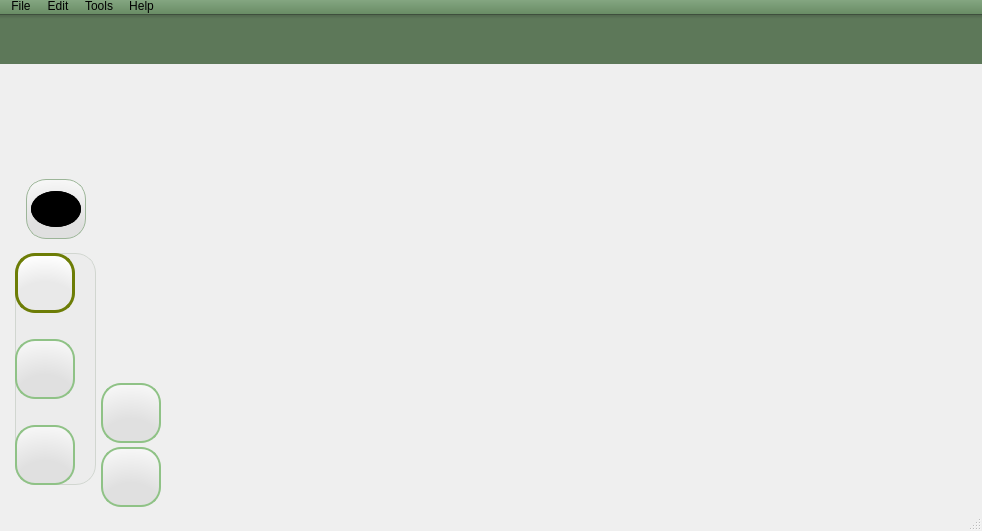
MaxMalts/Online_Board, file onlineboard.ui: the form before one commit.
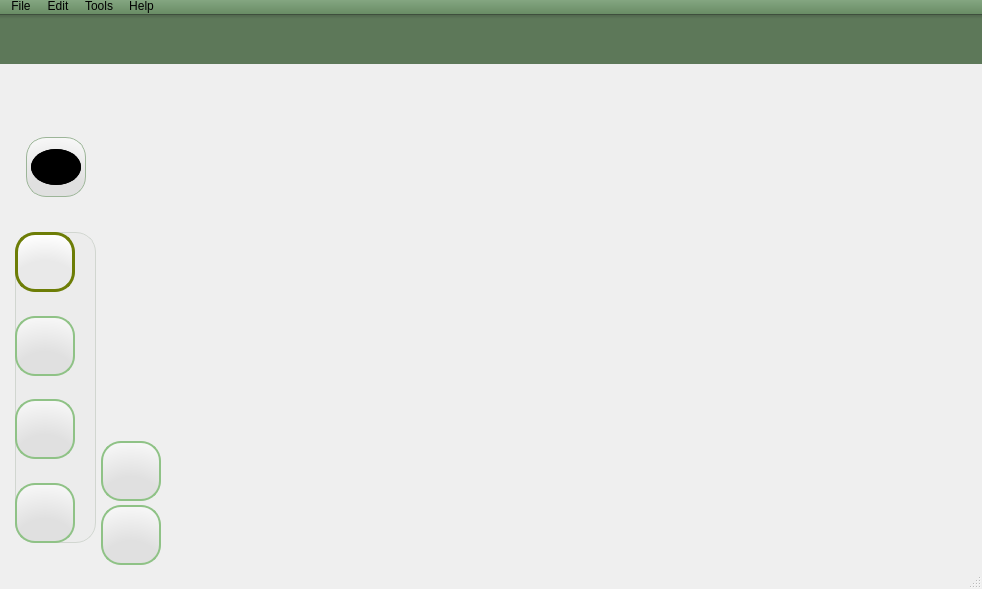
The form after the commit. Icons and pictures are not drawn.

Commit message: Added hand tool button

Patch:
```diff
--- a/onlineboard.ui
+++ b/onlineboard.ui
@@ -7,7 +7,7 @@
     <x>0</x>
     <y>0</y>
     <width>982</width>
-    <height>531</height>
+    <height>589</height>
    </rect>
   </property>
   <property name="windowTitle">
@@ -106,13 +106,13 @@
         <property name="minimumSize">
          <size>
           <width>150</width>
-          <height>330</height>
+          <height>430</height>
          </size>
         </property>
         <property name="maximumSize">
          <size>
           <width>150</width>
-          <height>330</height>
+          <height>430</height>
          </size>
         </property>
         <property name="mouseTracking">
@@ -122,9 +122,9 @@
          <property name="geometry">
           <rect>
            <x>0</x>
-           <y>74</y>
+           <y>95</y>
            <width>81</width>
-           <height>232</height>
+           <height>311</height>
           </rect>
          </property>
          <property name="sizePolicy">
@@ -162,6 +162,94 @@
 }</string>
          </property>
          <layout class="QVBoxLayout" name="verticalLayout">
+          <item>
+           <widget class="QToolButton" name="buttonHand">
+            <property name="sizePolicy">
+             <sizepolicy hsizetype="Maximum" vsizetype="Expanding">
+              <horstretch>0</horstretch>
+              <verstretch>0</verstretch>
+             </sizepolicy>
+            </property>
+            <property name="minimumSize">
+             <size>
+              <width>60</width>
+              <height>60</height>
+             </size>
+            </property>
+            <property name="maximumSize">
+             <size>
+              <width>60</width>
+              <height>60</height>
+             </size>
+            </property>
+            <property name="cursor">
+             <cursorShape>PointingHandCursor</cursorShape>
+            </property>
+            <property name="focusPolicy">
+             <enum>Qt::StrongFocus</enum>
+            </property>
+            <property name="styleSheet">
+             <string notr="true">QToolButton {
+	background: qradialgradient(cx:0.5, cy:1.2, radius:1.2, fx:0.5, fy:1.2, stop:0.5 #e0e0e0, stop:1 #f7f7f7);
+	border: 2px solid #8fc286;
+	border-radius: 20px;
+}
+
+QToolButton:hover {
+	background: qradialgradient(cx:0.5, cy:1.2, radius:1.2, fx:0.5, fy:1.2, stop:0.6 #e9e9e9, stop:1 #fff);
+}
+
+QToolButton:pressed {
+	background: qradialgradient(cx:0.5, cy:1.2, radius:1.2, fx:0.5, fy:1.2, stop:0.8 #dedede, stop:1 #d0d0d0);
+}
+
+QToolButton:checked {
+	background: qradialgradient(cx:0.5, cy:1.2, radius:1.2, fx:0.5, fy:1.2, stop:0.6 #e9e9e9, stop:1 #fff);
+	border-width: 3px;
+	border-color: #6d7d06;
+}
+
+QToolButton::menu-indicator {
+	image: none;
+}</string>
+            </property>
+            <property name="text">
+             <string/>
+            </property>
+            <property name="icon">
+             <iconset>
+              <normaloff>Data/img/tools/hand.png</normaloff>Data/img/tools/hand.png</iconset>
+            </property>
+            <property name="iconSize">
+             <size>
+              <width>50</width>
+              <height>50</height>
+             </size>
+            </property>
+            <property name="checkable">
+             <bool>true</bool>
+            </property>
+            <property name="checked">
+             <bool>true</bool>
+            </property>
+            <attribute name="buttonGroup">
+             <string notr="true">toolsGroup</string>
+            </attribute>
+           </widget>
+          </item>
+          <item>
+           <spacer name="verticalSpacer_4">
+            <property name="orientation">
+             <enum>Qt::Vertical</enum>
+            </property>
+            <property name="sizeHint" stdset="0">
+             <size>
+              <width>20</width>
+              <height>40</height>
+             </size>
+            </property>
+           </spacer>
+          </item>
           <item>
            <widget class="QToolButton" name="buttonPencil">
             <property name="sizePolicy">
@@ -230,7 +318,7 @@
              <bool>true</bool>
             </property>
             <property name="checked">
-             <bool>true</bool>
+             <bool>false</bool>
             </property>
             <attribute name="buttonGroup">
              <string notr="true">toolsGroup</string>
@@ -413,7 +501,7 @@
          <property name="geometry">
           <rect>
            <x>81</x>
-           <y>200</y>
+           <y>300</y>
            <width>68</width>
            <height>134</height>
           </rect>
```
Left out of the diff: 46 changed lines with no effect on the pictures. The commit also changes 5 other files.
